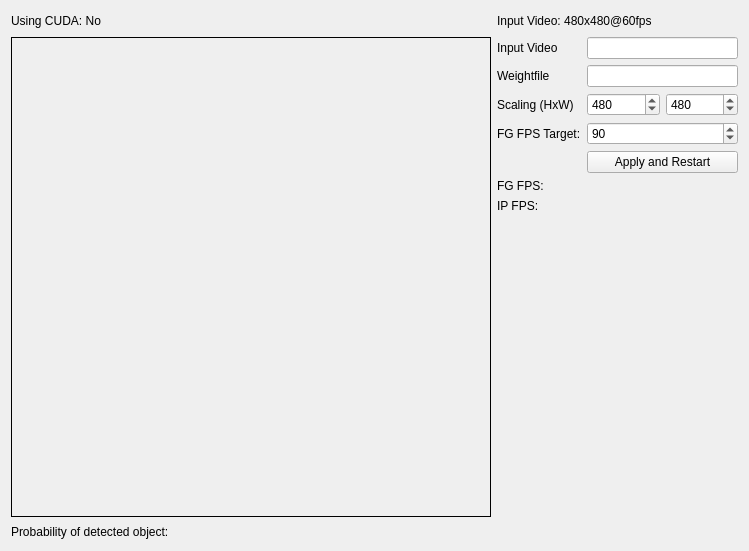
Old version of the form src/evaluator_gui_form.ui in the repository DavidBaldsiefen/rocket_tracker.
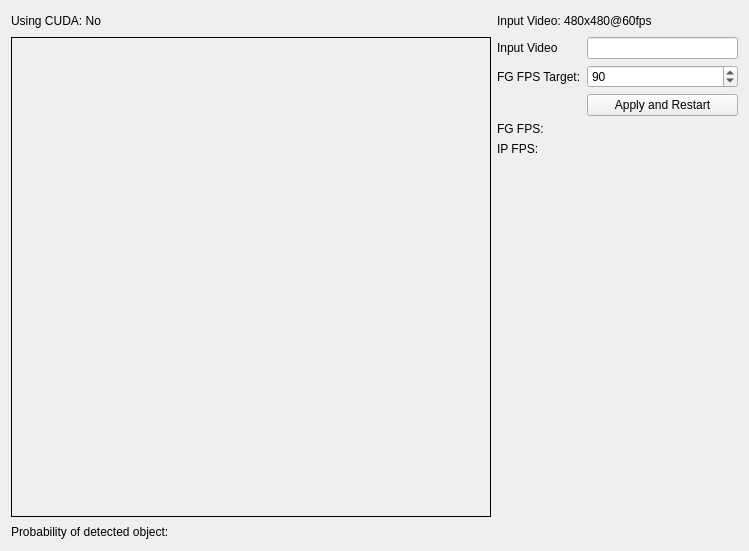
New version of the form.

Commit message: Add weights and usecuda launch arguments

Diff of the .ui file:
```diff
--- a/src/evaluator_gui_form.ui
+++ b/src/evaluator_gui_form.ui
@@ -83,7 +83,7 @@
      </item>
      <item row="1" column="1">
       <layout class="QGridLayout" name="gridLayout">
-       <item row="6" column="0">
+       <item row="4" column="0">
         <widget class="QLabel" name="label_6">
          <property name="text">
           <string>IP FPS:</string>
@@ -93,7 +93,7 @@
        <item row="0" column="1" colspan="2">
         <widget class="QLineEdit" name="videopath"/>
        </item>
-       <item row="3" column="1" colspan="2">
+       <item row="1" column="1" colspan="2">
         <widget class="QSpinBox" name="fg_fps_target">
          <property name="minimum">
           <number>1</number>
@@ -106,33 +106,13 @@
          </property>
         </widget>
        </item>
-       <item row="4" column="1" colspan="2">
+       <item row="2" column="1" colspan="2">
         <widget class="QPushButton" name="applyBtn">
          <property name="text">
           <string>Apply and Restart</string>
          </property>
         </widget>
        </item>
-       <item row="2" column="1">
-        <widget class="QSpinBox" name="spinBox_2">
-         <property name="minimum">
-          <number>1</number>
-         </property>
-         <property name="maximum">
-          <number>1080</number>
-         </property>
-         <property name="value">
-          <number>480</number>
-         </property>
-        </widget>
-       </item>
-       <item row="2" column="0">
-        <widget class="QLabel" name="label_7">
-         <property name="text">
-          <string>Scaling (HxW)</string>
-         </property>
-        </widget>
-       </item>
        <item row="0" column="0">
         <widget class="QLabel" name="label">
          <property name="text">
@@ -140,44 +120,21 @@
          </property>
         </widget>
        </item>
-       <item row="3" column="0">
+       <item row="1" column="0">
         <widget class="QLabel" name="label_5">
          <property name="text">
           <string>FG FPS Target:</string>
          </property>
         </widget>
        </item>
-       <item row="1" column="0">
-        <widget class="QLabel" name="label_2">
-         <property name="text">
-          <string>Weightfile</string>
-         </property>
-        </widget>
-       </item>
-       <item row="5" column="0">
+       <item row="3" column="0">
         <widget class="QLabel" name="label_3">
          <property name="text">
           <string>FG FPS:</string>
          </property>
         </widget>
        </item>
-       <item row="2" column="2">
-        <widget class="QSpinBox" name="spinBox_3">
-         <property name="minimum">
-          <number>1</number>
-         </property>
-         <property name="maximum">
-          <number>1920</number>
-         </property>
-         <property name="value">
-          <number>480</number>
-         </property>
-        </widget>
-       </item>
-       <item row="1" column="1" colspan="2">
-        <widget class="QLineEdit" name="weightfile"/>
-       </item>
-       <item row="7" column="0">
+       <item row="5" column="0">
         <spacer name="verticalSpacer_2">
          <property name="orientation">
           <enum>Qt::Vertical</enum>
```
The commit also changes 2 other files.
